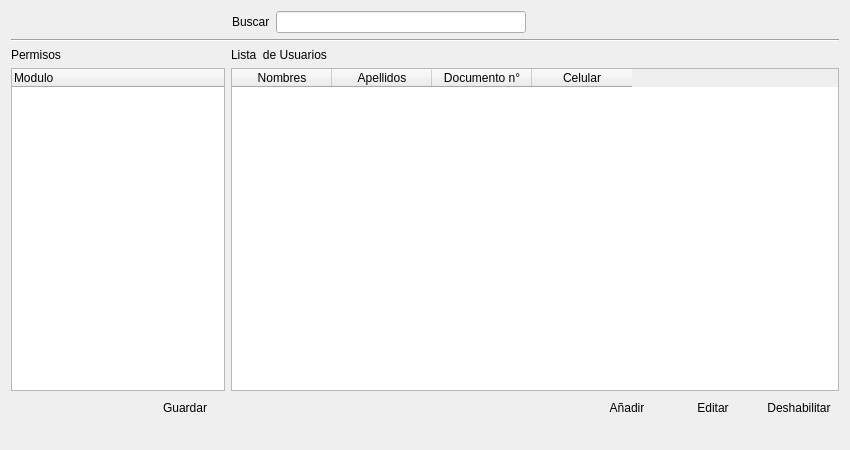
First picture: the form in interfaces/INTERFACES GRAFICAS (SOLO UI´s)/Interfaces/ui_usuario.ui, repository benArambide/ProyFinal-IS2, before the edit.
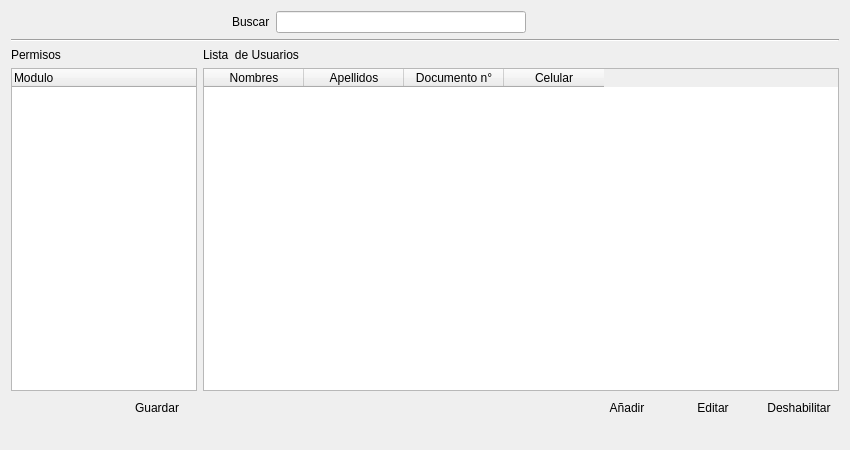
Second picture: the form after the edit. Icons and pictures are not drawn.

Commit message:
UI de busqueda
Buscar Producto
Buscar Usuario
Buscar Cliente

Diff of the .ui file:
```diff
--- a/interfaces/INTERFACES GRAFICAS (SOLO UI´s)/Interfaces/ui_usuario.ui
+++ b/interfaces/INTERFACES GRAFICAS (SOLO UI´s)/Interfaces/ui_usuario.ui
@@ -131,15 +131,21 @@
              </item>
              <item row="1" column="0">
               <widget class="QTreeWidget" name="treeWidget">
+               <property name="sizePolicy">
+                <sizepolicy hsizetype="Expanding" vsizetype="Expanding">
+                 <horstretch>200</horstretch>
+                 <verstretch>0</verstretch>
+                </sizepolicy>
+               </property>
                <property name="minimumSize">
                 <size>
-                 <width>0</width>
+                 <width>100</width>
                  <height>0</height>
                 </size>
                </property>
                <property name="maximumSize">
                 <size>
-                 <width>16777215</width>
+                 <width>200</width>
                  <height>16777215</height>
                 </size>
                </property>
@@ -159,6 +165,9 @@
                <property name="orientation">
                 <enum>Qt::Horizontal</enum>
                </property>
+               <property name="sizeType">
+                <enum>QSizePolicy::Expanding</enum>
+               </property>
                <property name="sizeHint" stdset="0">
                 <size>
                  <width>40</width>
@@ -197,7 +206,7 @@
             <enum>Qt::Horizontal</enum>
            </property>
            <property name="sizeType">
-            <enum>QSizePolicy::Fixed</enum>
+            <enum>QSizePolicy::Expanding</enum>
            </property>
            <property name="sizeHint" stdset="0">
             <size>
```
The commit also changes 6 other files.
